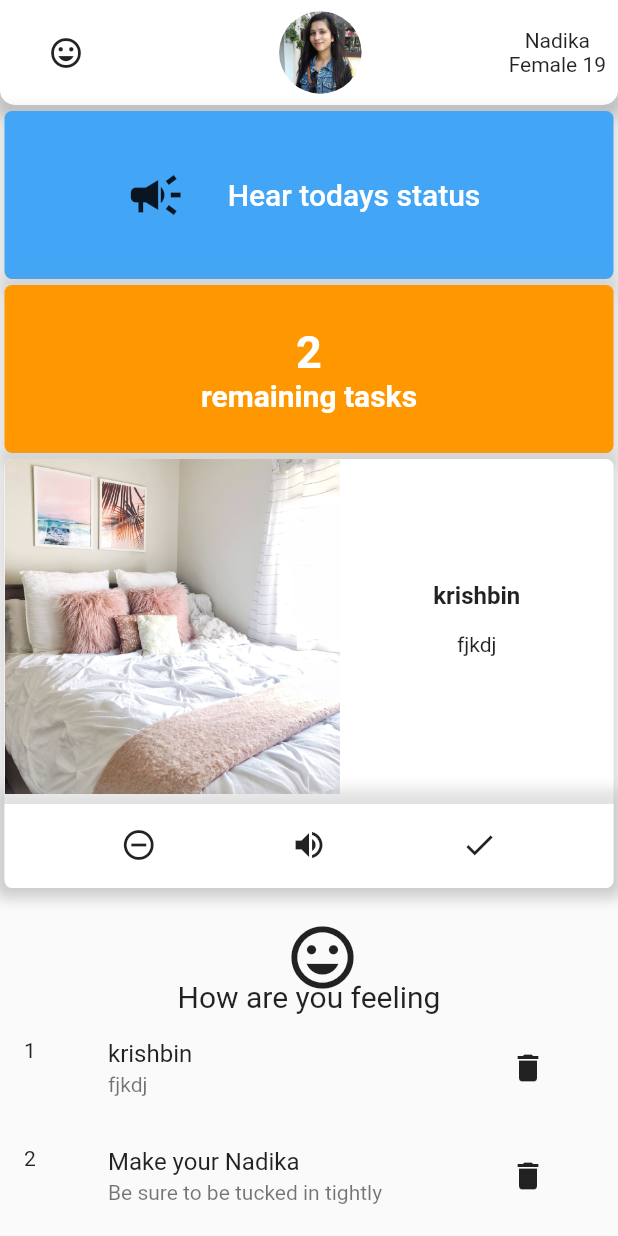
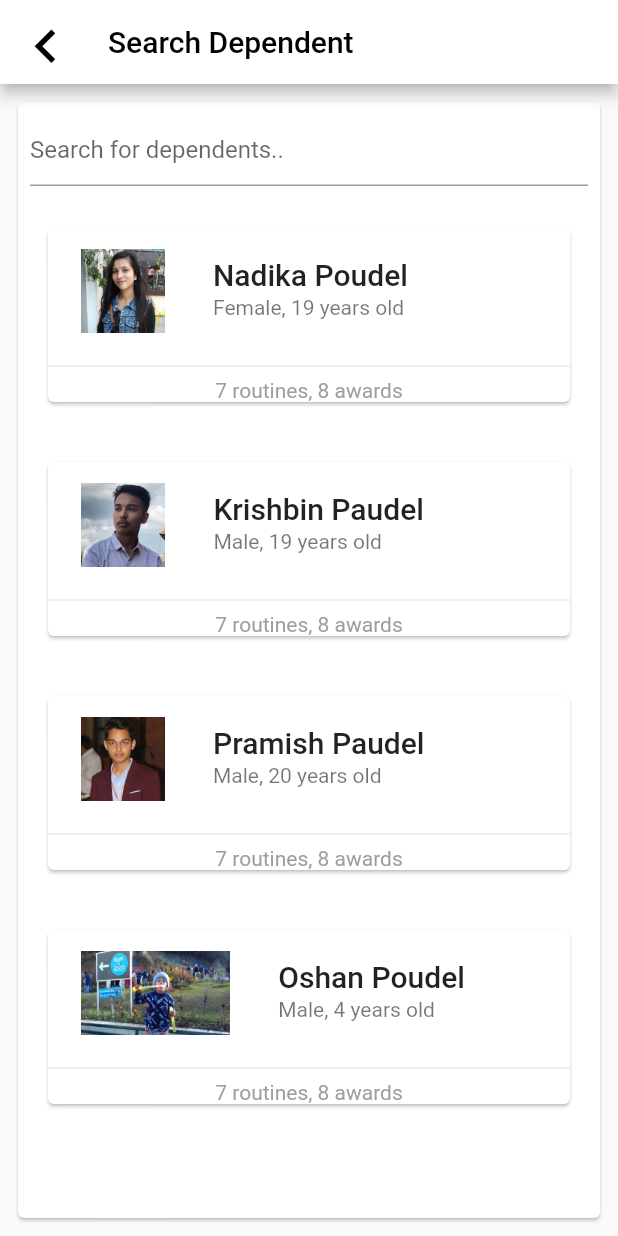
Before and after one commit to Nadika18/Autism_Mobile_App, a Flutter app: the screen it shows after launch, on a phone screen of 412 x 824 dp. Run offline on Flutter 3.47's test engine with Material 2 defaults, Android fonts, the phone set to English and light mode, and no system bars; our stand-ins replace cloud_firestore, firebase_core, flutter_tts, font_awesome_flutter, image_picker, rflutter_alert; missing offline and left inert: quiz_view; accounts and stored records are empty.

Commit message:
dependants.dart added

```diff
--- a/lib/add_question.dart
+++ b/lib/add_question.dart
@@ -1,6 +1,6 @@
 import 'package:flutter/material.dart';
 
-
+//This is for my own purpose. Don't use this code.-Nadika
 class AddQuestion extends StatefulWidget {
 
   final String quizId;
--- /dev/null
+++ b/lib/dependents.dart
@@ -0,0 +1,89 @@
+import 'package:flutter/material.dart';
+class Dependents extends StatefulWidget {
+  @override
+  _DependentsState createState() => _DependentsState();
+}
+
+class _DependentsState extends State<Dependents> {
+
+  Widget _buildList() => Column(children:
+  [
+    _tile('Nadika Poudel', 'Female, 19 years old','assets/nadika.jpg',"7","8"),
+
+        _tile('Krishbin Paudel', 'Male, 19 years old', 'assets/krishbin.jpg',"7","8"),
+        _tile('Pramish Paudel', 'Male, 20 years old', 'assets/pramish.jpg',"7","8"),
+        _tile("Oshan Poudel", "Male, 4 years old", "assets/oshan.jpg","7","8")
+
+      ],
+
+    );
+
+
+
+ Widget _searchBar() => Padding(
+   padding: const EdgeInsets.all(8),
+   child: TextField(
+     decoration: InputDecoration(
+       hintText: "Search for dependents.."
+     ),
+     onChanged: (text){
+       text= text.toLowerCase();
+       setState(() {
+
+       });
+     },
+     ),
+
+ );
+
+
+
+Card _tile(String title, String subtitle, String imagepath, String routines, String awards) => Card(
+  margin: EdgeInsets.all(20),
+  child: Column(children:[ListTile(
+      title: Text(title,
+          style: TextStyle(
+            fontWeight: FontWeight.w500,
+            fontSize: 20,
+          )),
+      subtitle: Text(subtitle),
+      leading: FlatButton(
+      shape: RoundedRectangleBorder(
+        borderRadius: BorderRadius.circular(20.0),
+        ),
+
+
+      onPressed: () {},
+
+      child: Image(image:AssetImage(imagepath))
+    ),
+     hoverColor: Colors.blue,
+     contentPadding: EdgeInsets.all(6)),
+     Divider(),
+      Container(
+        child: Text(
+          routines+" routines, "+awards+" awards",
+          style: TextStyle(color: Colors.grey) ,),)]
+    ));
+  @override
+  Widget build(BuildContext context) {
+    return Scaffold(
+      appBar: AppBar(
+        backgroundColor: Colors.white,
+        leading: IconButton(
+          icon:Icon(Icons.keyboard_arrow_left_sharp ,
+          color: Colors.black, size: 45),
+        onPressed: (){}),
+        title: Text("Search Dependent", style: TextStyle(color:Colors.black),)
+      ),
+      body: Container(
+      child: Card(
+        margin:EdgeInsets.all(12),
+        child:Column(children:[_searchBar(),_buildList()])))
+
+
+
+
+    );
+  }
+}
--- a/lib/main.dart
+++ b/lib/main.dart
@@ -4,6 +4,7 @@ import 'childpecs.dart';
 import 'parenthomepage.dart';
 import 'questions_by_parents.dart';
 import 'create_question.dart';
+import 'dependents.dart';
 
 void main() {
   runApp(MyApp());
@@ -19,7 +20,7 @@ class MyApp extends StatelessWidget {
             primarySwatch: Colors.purple,
             visualDensity: VisualDensity.adaptivePlatformDensity,
         ),
-        home: ChildHomePage()
+        home: Dependents()
     );
   }
 }
```
Also changed, not shown: lib/create_question.dart (+23 -4 lines), lib/questions_by_parents.dart (+39 -54 lines), assets/oshan.jpg (added), assets/pramish.jpg (added).
